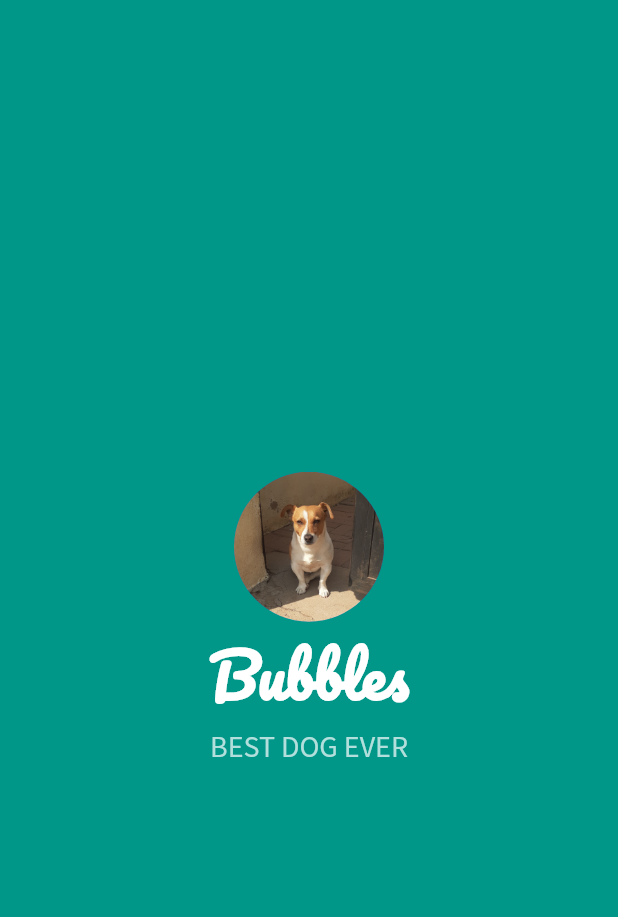
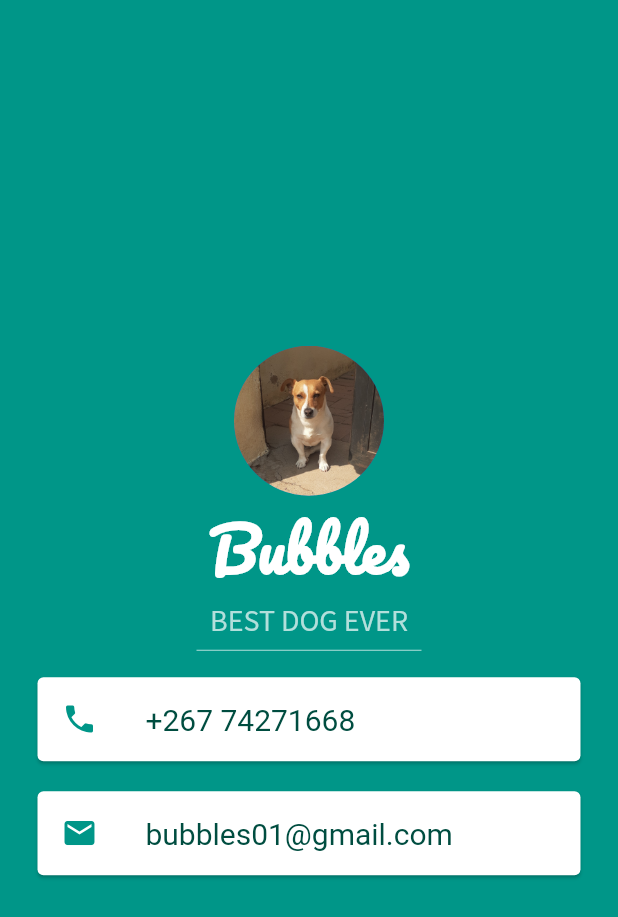
Before and after one commit to TshephangMogotsi/mi_card, a Flutter app: the screen it shows after launch, on a phone screen of 412 x 824 dp. Shown: the top 917 px of the screen. Run offline on Flutter 3.47's test engine with Material 2 defaults, Android fonts, the phone set to English and light mode, and no system bars.

Commit message:
replaced containers with list tiles, added a divider

```diff
--- a/lib/main.dart
+++ b/lib/main.dart
@@ -14,10 +14,9 @@ class MyApp extends StatelessWidget {
       home: Scaffold(
         backgroundColor: Colors.teal,
         body: SafeArea(
-          child: Center(
           child: Column(
             mainAxisAlignment: MainAxisAlignment.center,
-              children:  [
+          children: [
               const CircleAvatar(
           radius: 50.0,
           backgroundImage: AssetImage("images/best-doggo.jpg"),
@@ -28,8 +27,7 @@ class MyApp extends StatelessWidget {
               fontFamily: 'Pacifico',
               fontSize: 40.0,
               color: Colors.white,
-                    fontWeight: FontWeight.bold
-                  ),
+              fontWeight: FontWeight.bold),
               ),
               Text(
           "BEST DOG EVER",
@@ -37,12 +35,52 @@ class MyApp extends StatelessWidget {
               fontFamily: 'Source Sans Pro',
               fontSize: 20.0,
               color: Colors.teal.shade100,
-                    fontWeight: FontWeight.normal
+              fontWeight: FontWeight.normal),
+              ),
+              SizedBox(
+                width: 150.0,
+                child: Divider(
+                  color: Colors.teal.shade100,
                 ),
               ),
-              ]
+              Card(
+          color: Colors.white,
+          margin: const EdgeInsets.symmetric(
+              vertical: 10.0, horizontal: 25.0),
+          child: ListTile(
+            leading: const Icon(
+              Icons.phone,
+              color: Colors.teal,
+            ),
+            title: Text(
+              "+267 74271668",
+              style: TextStyle(
+                fontSize: 20.0,
+                color: Colors.teal.shade900,
               ),
             ),
+          ),
+              ),
+              Card(
+          color: Colors.white,
+          margin: const EdgeInsets.symmetric(
+              vertical: 10.0, horizontal: 25.0),
+          child: ListTile(
+            leading: const Icon(
+              Icons.email,
+              color: Colors.teal,
+            ),
+            title: Text(
+              "bubbles01@gmail.com",
+              style: TextStyle(
+                fontSize: 20.0,
+                color: Colors.teal.shade900,
+              ),
+            ),
+          ),
+              ),
+
+            ]),
         ),
       ),
     );
```
Lines whose indentation alone changed are shown as unchanged.
